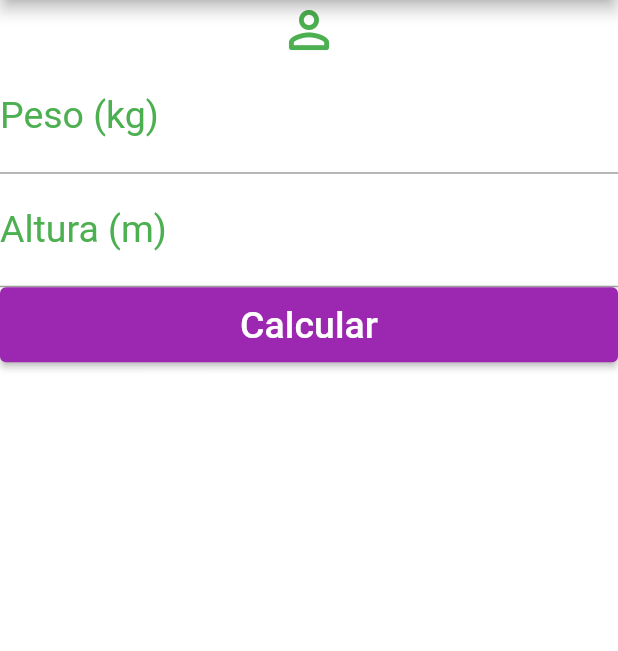
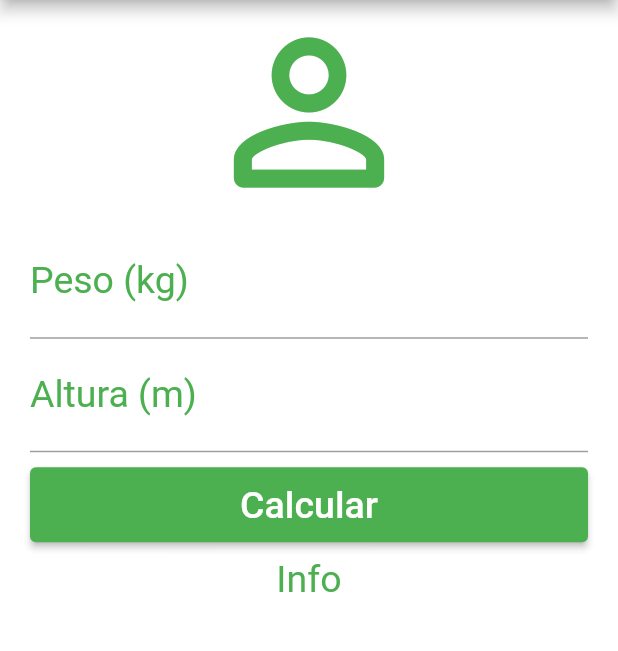
Before and after one commit to ClaudioSiervi/flutter-apps-studies, a Flutter app: the screen it shows after launch, on a phone screen of 412 x 824 dp, the part 84-735 px from its top. Run offline on Flutter 3.47's test engine with Material 2 defaults, Android fonts, the phone set to English and light mode, and no system bars.

Commit message:
adiciona scrow com SingleChildScrollView

```diff
--- a/calculadora_de_imc/lib/main.dart
+++ b/calculadora_de_imc/lib/main.dart
@@ -26,12 +26,14 @@ class _HomeState extends State<Home> {
           IconButton(onPressed: () {}, icon: Icon(Icons.refresh_sharp)),
         ],
       ),
-      body: Column(
+      body: SingleChildScrollView(
+        padding: EdgeInsets.fromLTRB(20.0, 0.0, 20.0, 0.0),
+        child: Column(
           crossAxisAlignment: CrossAxisAlignment.stretch,
           children: <Widget>[
             Icon(
               Icons.person_outline_rounded,
-            size: 40.0,
+              size:150.0,
               color: Colors.green,
             ),
             TextField(
@@ -50,18 +52,29 @@ class _HomeState extends State<Home> {
               textAlign: TextAlign.center,
               style: TextStyle(color: Colors.green, fontSize: 25.0),
             ),
-          Container(height: 50.0,
-          child:  ElevatedButton(
+            Padding(
+              padding: EdgeInsets.only(top: 10.0, bottom: 10.0),
+              child: Container(
+                height: 50.0,
+                child: ElevatedButton(
                   onPressed: () {},
                   child: Text(
                     "Calcular",
-              style: TextStyle(color: Colors.white, fontSize: 25.0),),
+                    style: TextStyle(color: Colors.white, fontSize: 25.0),
+                  ),
                   style: ElevatedButton.styleFrom(
-              primary: Colors.purple,
+                    primary: Colors.green,
                   ),
-          ),)
-
+                ),
+              ),
+            ),
+            Text(
+              "Info",
+              textAlign: TextAlign.center,
+              style: TextStyle(color: Colors.green, fontSize: 25.0),
+            )
           ],
+        ),
       ),
     );
   }
```
Lines whose indentation alone changed are shown as unchanged.
